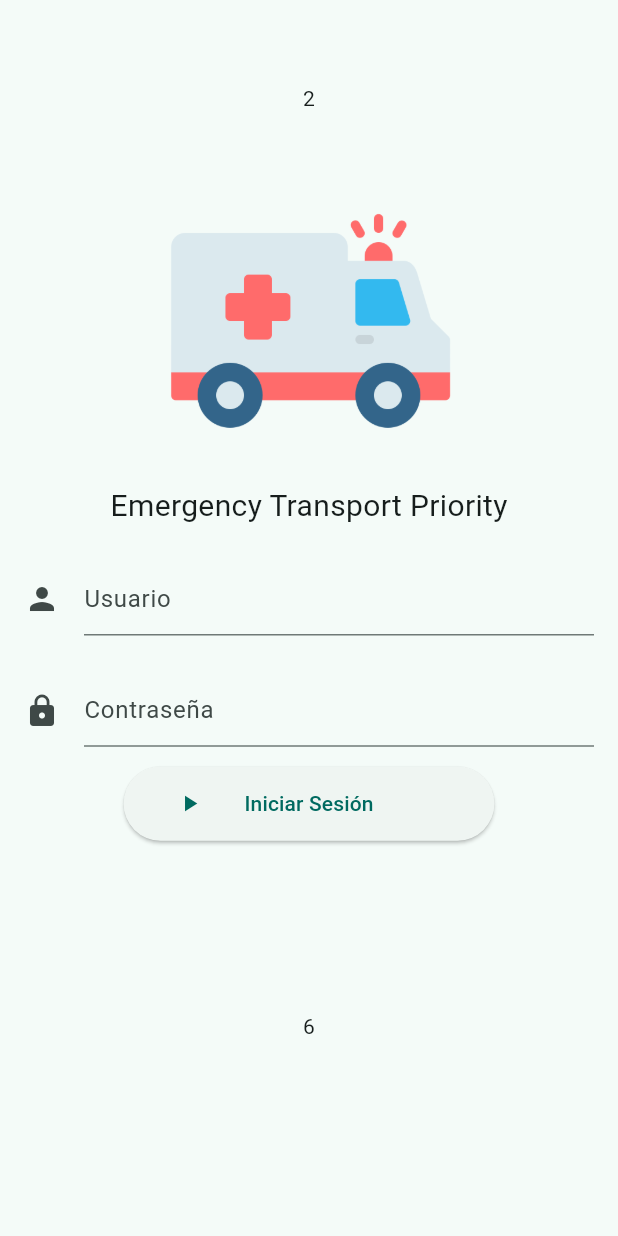
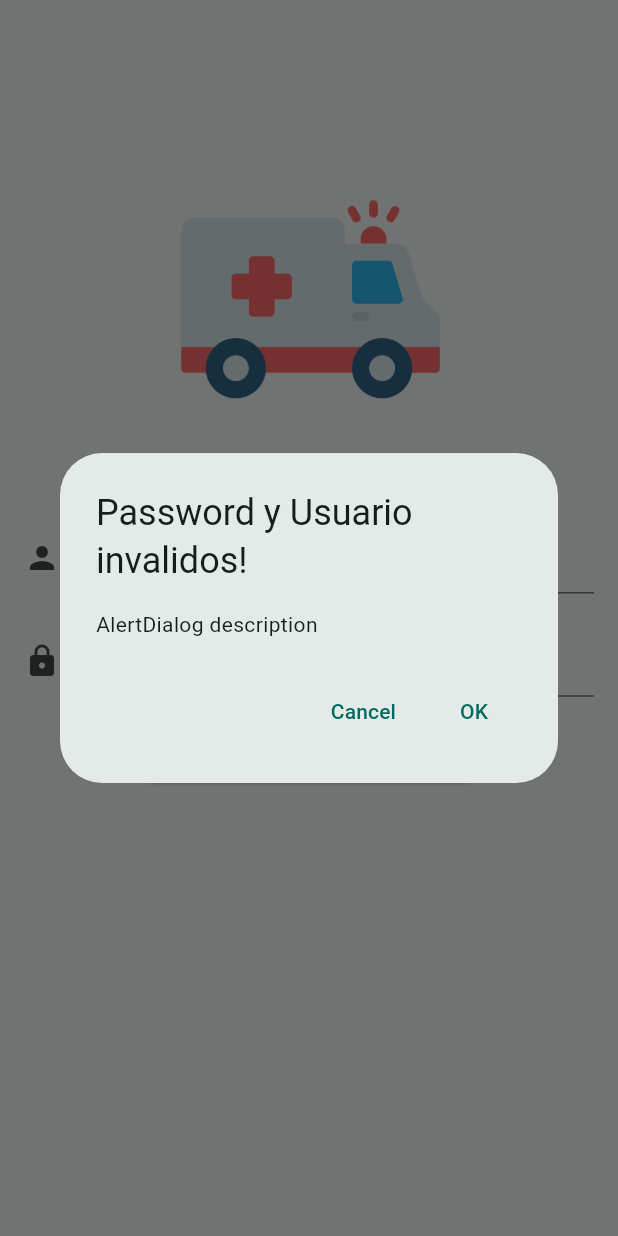
Before and after one commit to phalcondroid/etp, a Flutter app: the screen it shows after launch, after a tap on "Iniciar Sesión", on a phone screen of 412 x 824 dp. Run offline on Flutter 3.47's test engine with Material 3 defaults, Android fonts, the phone set to English and light mode, and no system bars; our stand-ins replace google_fonts, google_maps_flutter.

```diff
--- a/lib/auth/login_page.dart
+++ b/lib/auth/login_page.dart
@@ -1,3 +1,4 @@
+import 'package:etp/welcome/welcome_page.dart';
 import 'package:flutter/material.dart';
 
 class LoginPage extends StatelessWidget {
@@ -5,21 +6,21 @@ class LoginPage extends StatelessWidget {
 
   @override
   Widget build(BuildContext context) {
+    TextEditingController userCtrl = TextEditingController();
+    TextEditingController passCtrl = TextEditingController();
     return Scaffold(
       appBar: null,
       body: SafeArea(
+        child: SingleChildScrollView(
           child: SizedBox(
             width: MediaQuery.sizeOf(context).width,
+            height: MediaQuery.sizeOf(context).height * 0.93,
             child: Padding(
               padding: const EdgeInsets.all(16),
               child: Column(
                 children: [
-                const Expanded(
+                  const Spacer(
                     flex: 20,
-                  child: SizedBox(
-                    width: double.infinity,
-                    child: Center(child: Text("2")),
-                  ),
                   ),
                   Expanded(
                     flex: 40,
@@ -40,23 +41,25 @@ class LoginPage extends StatelessWidget {
                       )),
                     ),
                   ),
-                const Expanded(
+                  Expanded(
                     flex: 15,
                     child: SizedBox(
                         width: double.infinity,
                         child: Center(
                             child: TextField(
-                        decoration: InputDecoration(
+                          controller: userCtrl,
+                          decoration: const InputDecoration(
                               icon: Icon(Icons.person), hintText: "Usuario"),
                         ))),
                   ),
-                const Expanded(
+                  Expanded(
                     flex: 15,
                     child: SizedBox(
                       width: double.infinity,
                       child: Center(
                           child: TextField(
-                      decoration: InputDecoration(
+                        controller: passCtrl,
+                        decoration: const InputDecoration(
                           icon: Icon(Icons.lock),
                           hintText: "Contraseña",
                         ),
@@ -70,16 +73,60 @@ class LoginPage extends StatelessWidget {
                       width: MediaQuery.sizeOf(context).width * 0.60,
                       child: Center(
                           child: ElevatedButton(
-                            onPressed: () => print("click"),
-                            child: Row(
+                              onPressed: () {
+                                const String user = "luisa";
+                                const String pass = "123";
+                                if (user == userCtrl.text &&
+                                    pass == passCtrl.text) {
+                                  Navigator.pushAndRemoveUntil<WelcomePage>(
+                                    context,
+                                    MaterialPageRoute<WelcomePage>(
+                                      builder: (_) => const WelcomePage(),
+                                    ),
+                                    (Route<dynamic> route) => false,
+                                  );
+                                  return;
+                                }
+                                showDialog<String>(
+                                    context: context,
+                                    builder: (BuildContext context) =>
+                                        AlertDialog(
+                                          title: const Text(
+                                              'Password y Usuario invalidos!'),
+                                          content: const Text(
+                                              'AlertDialog description'),
+                                          actions: <Widget>[
+                                            TextButton(
+                                              onPressed: () => Navigator.pop(
+                                                  context, 'Cancel'),
+                                              child: const Text('Cancel'),
+                                            ),
+                                            TextButton(
+                                              onPressed: () =>
+                                                  Navigator.pop(context, 'OK'),
+                                              child: const Text('OK'),
+                                            ),
+                                          ],
+                                        ));
+                              },
+                              style: ElevatedButton.styleFrom(
+                                backgroundColor:
+                                    Color.fromRGBO(88, 147, 138, 1),
+                              ),
+                              child: const Row(
                                 children: [
-                                Expanded(child: Icon(Icons.play_arrow)),
+                                  Expanded(
+                                      child: Icon(
+                                    Icons.play_arrow,
+                                    color: Colors.white,
+                                  )),
                                   Expanded(
                                       flex: 3,
                                       child: Center(
                                         child: Text(
                                           "Iniciar Sesión",
                                           textAlign: TextAlign.justify,
+                                          style: TextStyle(color: Colors.white),
                                         ),
                                       )),
                                   Spacer(),
@@ -87,19 +134,13 @@ class LoginPage extends StatelessWidget {
                               ))),
                     ),
                   ),
-                Expanded(
-                  flex: 50,
-                  child: SizedBox(
-                    width: double.infinity,
-                    child: Center(child: Text("6")),
-                  ),
-                )
+                  const Spacer(flex: 50)
                 ],
               ),
             ),
           ),
         ),
-      drawer: Drawer(),
+      ),
     );
   }
 }
```
Also changed, not shown: lib/welcome/welcome_page.dart (added, +82 -0 lines), 1 other file. Lines whose indentation alone changed are shown as unchanged.
